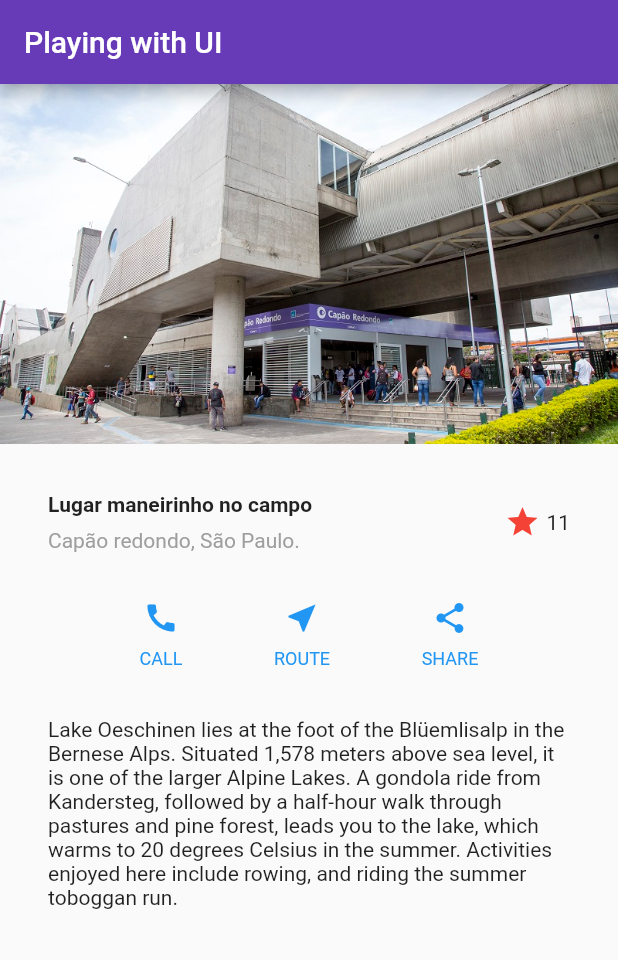
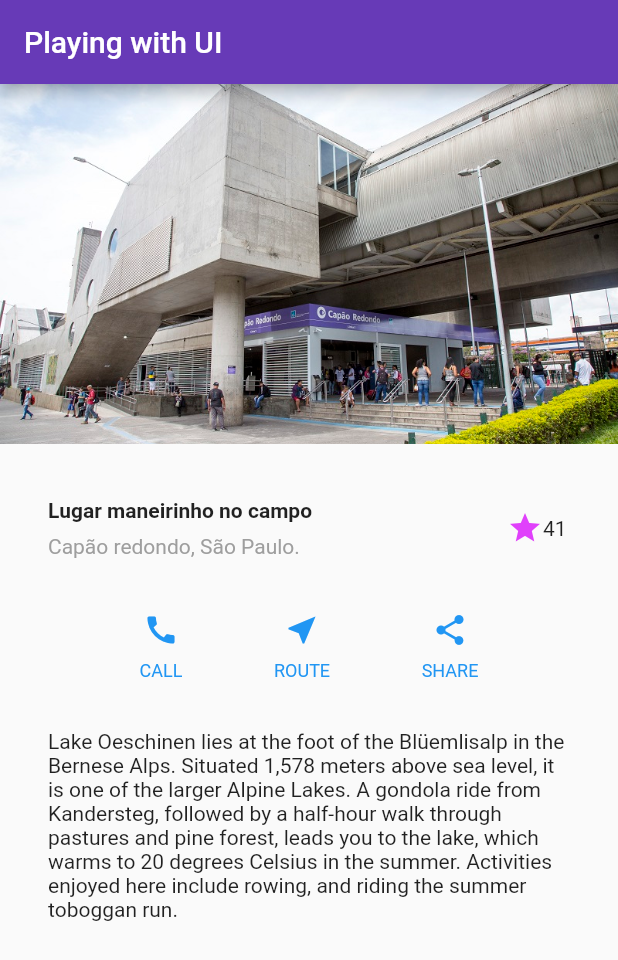
Before and after one commit to gnunesdev/flutter-ui-playing, a Flutter app: the screen it shows after launch, on a phone screen of 412 x 824 dp. Shown: the top 960 px of the screen. Run offline on Flutter 3.47's test engine with Material 2 defaults, Android fonts, the light colour scheme and no system bars.

Commit message:
feat(capao): adds favorite count state management

```diff
--- a/lib/main.dart
+++ b/lib/main.dart
@@ -2,6 +2,59 @@
 
 void main() {
   runApp(const MyApp());
+}
+
+class FavoriteWidget extends StatefulWidget {
+  const FavoriteWidget({super.key});
+
+  @override
+  State<FavoriteWidget> createState() => _FavoriteWidgetState();
+}
+
+class _FavoriteWidgetState extends State<FavoriteWidget> {
+  bool _isFavorited = true;
+  int _favoriteCount = 41;
+
+  void _toggleFavorite() {
+    setState(() {
+      if (_isFavorited) {
+        _favoriteCount -= 1;
+        _isFavorited = false;
+
+        return;
+      }
+
+      _favoriteCount += 1;
+      _isFavorited = true;
+    });
+  }
+
+  @override
+  Widget build(BuildContext context) {
+    return Row(
+      mainAxisSize: MainAxisSize.min,
+      children: [
+        Container(
+          padding: const EdgeInsets.all(0),
+          child: IconButton(
+            padding: const EdgeInsets.all(0),
+            alignment: Alignment.centerRight,
+            icon: (_isFavorited
+                ? const Icon(Icons.star)
+                : const Icon(Icons.star_border)),
+            color: Colors.purpleAccent,
+            onPressed: _toggleFavorite,
+          ),
+        ),
+        SizedBox(
+          width: 18,
+          child: SizedBox(
+            child: Text('$_favoriteCount'),
+          ),
+        ),
+      ],
+    );
+  }
 }
 
 class MyApp extends StatelessWidget {
@@ -48,14 +101,7 @@
               )
             ],
           )),
-          Icon(
-            Icons.star,
-            color: Colors.red[500],
-          ),
-          Container(
-            padding: const EdgeInsets.only(left: 4),
-            child: const Text("11"),
-          )
+          const FavoriteWidget(),
         ],
       ),
     );
```
Also changed, not shown: 1 other file.
